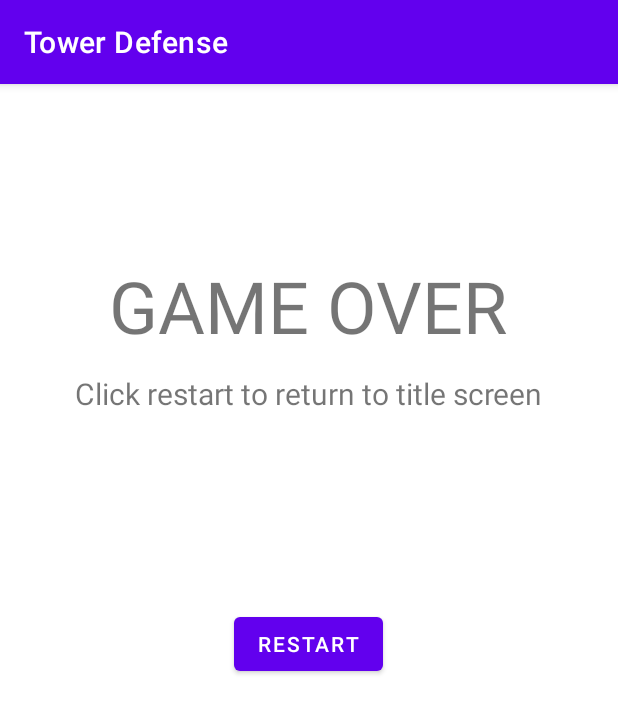
After one commit to maharship07/Tower-Defense-Game, an Android app: the GameOverScreen screen opened directly, with no data from a screen before it, on a phone screen of 412 x 824 dp. The commit adds this screen. Shown: the top 713 px of the screen. Run offline under Robolectric (Android 15) with nearby library versions, the phone set to English and light mode, and no system bars.

Commit message:
Game Over Implementation

```diff
--- a/app/src/main/AndroidManifest.xml
+++ b/app/src/main/AndroidManifest.xml
@@ -12,6 +12,10 @@
 
         <activity
             android:name=".ConfigScreen"
+            android:screenOrientation="sensorPortrait"
+            android:exported="false" />
+        <activity
+            android:name=".GameOverScreen"
             android:screenOrientation="sensorPortrait"
             android:exported="false" />
         <activity
--- a/app/src/main/java/com/example/java/Enemy3.java
+++ b/app/src/main/java/com/example/java/Enemy3.java
@@ -2,7 +2,7 @@ package com.example.java;
 
 public class Enemy3 implements Enemy {
     private int health = 5;
-    private int damage = 20;
+    private int damage = 15;
     private float xLoc;
     private float yLoc;
     private int pathDir = 1;
--- /dev/null
+++ b/app/src/main/java/com/example/java/GameOverScreen.java
@@ -0,0 +1,20 @@
+package com.example.java;
+
+import android.content.Intent;
+import android.os.Bundle;
+import android.widget.Button;
+
+import androidx.appcompat.app.AppCompatActivity;
+
+public class GameOverScreen extends AppCompatActivity {
+    protected void onCreate(Bundle savedInstanceState) {
+        super.onCreate(savedInstanceState);
+        setContentView(R.layout.game_over_screen);
+        Button restart = findViewById(R.id.restartButton);
+        restart.setOnClickListener(l -> {
+            Intent i = new Intent(this, MainActivity.class);
+            startActivity(i);
+            finish();
+        });
+    }
+}
--- /dev/null
+++ b/app/src/main/res/layout/game_over_screen.xml
@@ -0,0 +1,44 @@
+<?xml version="1.0" encoding="utf-8"?>
+<androidx.constraintlayout.widget.ConstraintLayout xmlns:android="http://schemas.android.com/apk/res/android"
+    xmlns:app="http://schemas.android.com/apk/res-auto"
+    xmlns:tools="http://schemas.android.com/tools"
+    android:layout_width="match_parent"
+    android:layout_height="match_parent">
+
+    <TextView
+        android:id="@+id/game_over_text"
+        android:layout_width="wrap_content"
+        android:layout_height="wrap_content"
+        android:text="@string/game_over_text"
+        android:textSize="48sp"
+        app:layout_constraintBottom_toBottomOf="parent"
+        app:layout_constraintEnd_toEndOf="parent"
+        app:layout_constraintHorizontal_bias="0.498"
+        app:layout_constraintStart_toStartOf="parent"
+        app:layout_constraintTop_toTopOf="parent"
+        app:layout_constraintVertical_bias="0.164" />
+
+    <Button
+        android:id="@+id/restartButton"
+        android:layout_width="wrap_content"
+        android:layout_height="wrap_content"
+        android:text="@string/restart"
+        app:layout_constraintBottom_toBottomOf="parent"
+        app:layout_constraintEnd_toEndOf="parent"
+        app:layout_constraintHorizontal_bias="0.498"
+        app:layout_constraintStart_toStartOf="parent"
+        app:layout_constraintTop_toBottomOf="@+id/game_over_text"
+        app:layout_constraintVertical_bias="0.313" />
+
+    <TextView
+        android:id="@+id/restartText"
+        android:layout_width="wrap_content"
+        android:layout_height="wrap_content"
+        android:text="@string/textview"
+        android:textSize="20sp"
+        app:layout_constraintBottom_toTopOf="@+id/restartButton"
+        app:layout_constraintEnd_toEndOf="parent"
+        app:layout_constraintStart_toStartOf="parent"
+        app:layout_constraintTop_toBottomOf="@+id/game_over_text"
+        app:layout_constraintVertical_bias="0.089" />
+</androidx.constraintlayout.widget.ConstraintLayout>
--- a/app/src/main/res/values/strings.xml
+++ b/app/src/main/res/values/strings.xml
@@ -12,8 +12,10 @@
     <string name="money">Money:</string>
     <string name="error_text">Enter Player Name</string>
     <string name="test">test</string>
-    <string name="xy_values_go_here">XY VALUES GO HERE</string>
     <string name="price1">Price: $</string>
     <string name="price2">Price: $</string>
     <string name="price3">Price: $</string>
+    <string name="game_over_text">GAME OVER</string>
+    <string name="textview">Click restart to return to title screen</string>
+    <string name="restart">Restart</string>
 </resources>
```
Also changed, not shown: app/src/main/java/com/example/java/GameCanvas.java (+7 -6 lines), app/src/main/java/com/example/java/GameScreen.java (+30 -4 lines).
